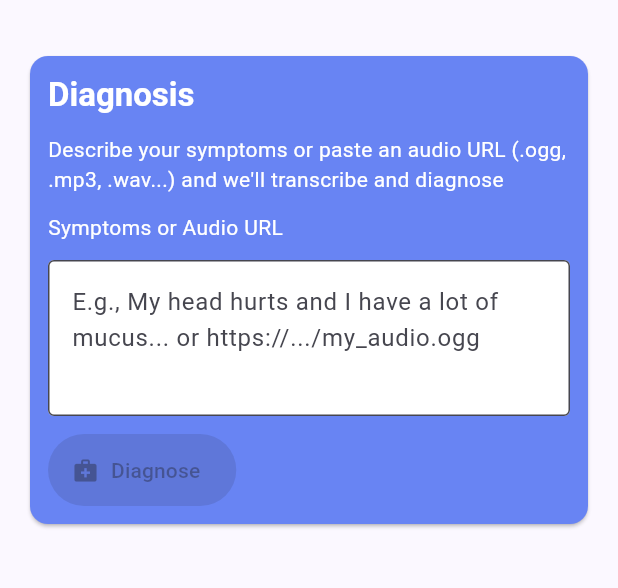
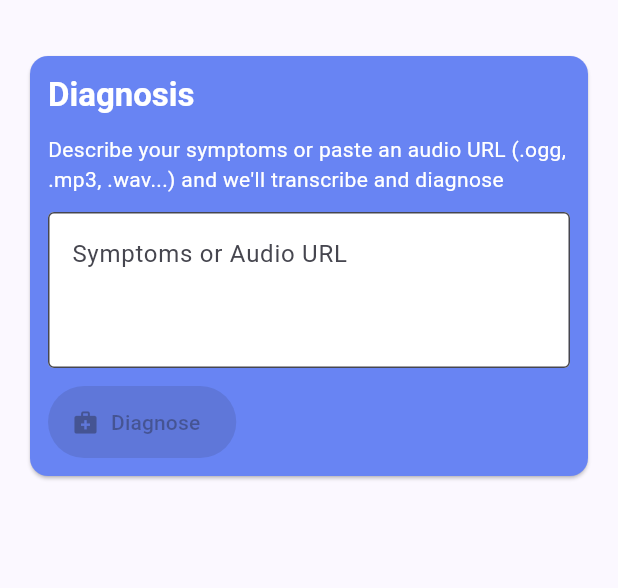
Before and after one commit to hfunescom/telepatia-ai-techtest-frontend, a Flutter app: the screen it shows after launch, on a phone screen of 412 x 824 dp, the part 70-658 px from its top. Run offline on Flutter 3.47's test engine with Material 3 defaults, Android fonts, the light colour scheme and no system bars.

Commit message:
Restore floating label for symptoms input

```diff
--- a/telepatia_ai_techtest_frontend/lib/screens/home_screen.dart
+++ b/telepatia_ai_techtest_frontend/lib/screens/home_screen.dart
@@ -124,15 +124,12 @@ class _HomeScreenState extends State<HomeScreen> {
                                 .copyWith(color: Colors.white),
                           ),
                           const SizedBox(height: 12),
-                          const Text(
-                            'Symptoms or Audio URL',
-                            style: TextStyle(color: Colors.white),
-                          ),
-                          const SizedBox(height: 12),
                           TextField(
                             controller: _inputController,
                             maxLines: 3,
                             decoration: InputDecoration(
+                              labelText: 'Symptoms or Audio URL',
+                              alignLabelWithHint: true,
                               border: const OutlineInputBorder(),
                               hintText:
                                   'E.g., My head hurts and I have a lot of mucus... or https://.../my_audio.ogg',
```
